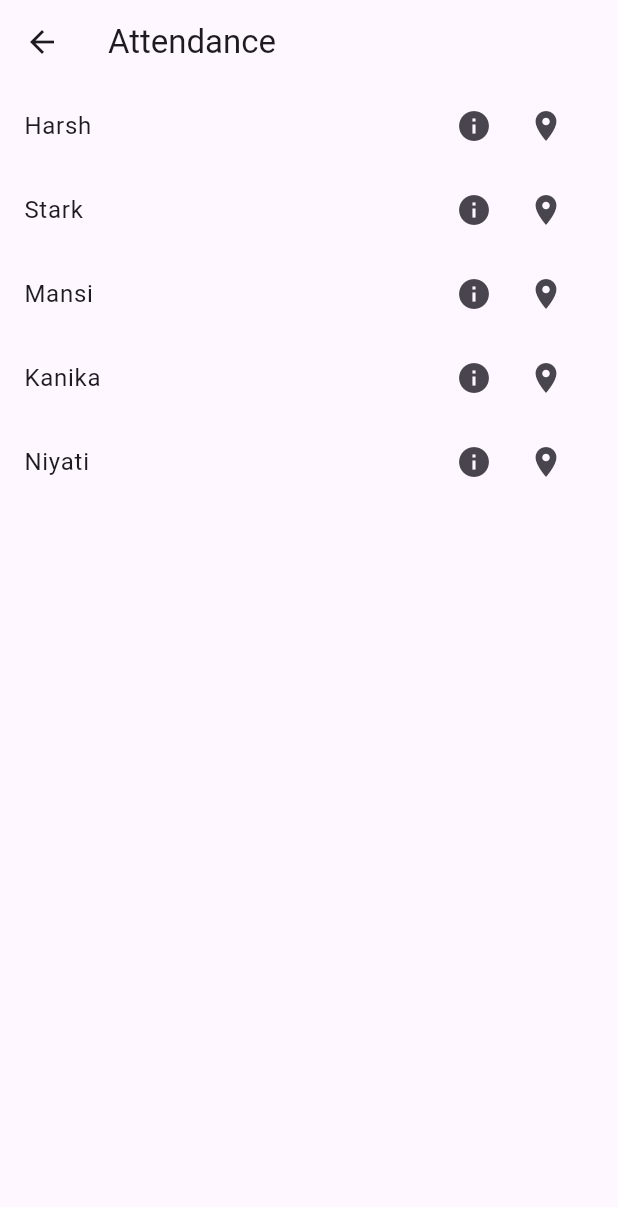
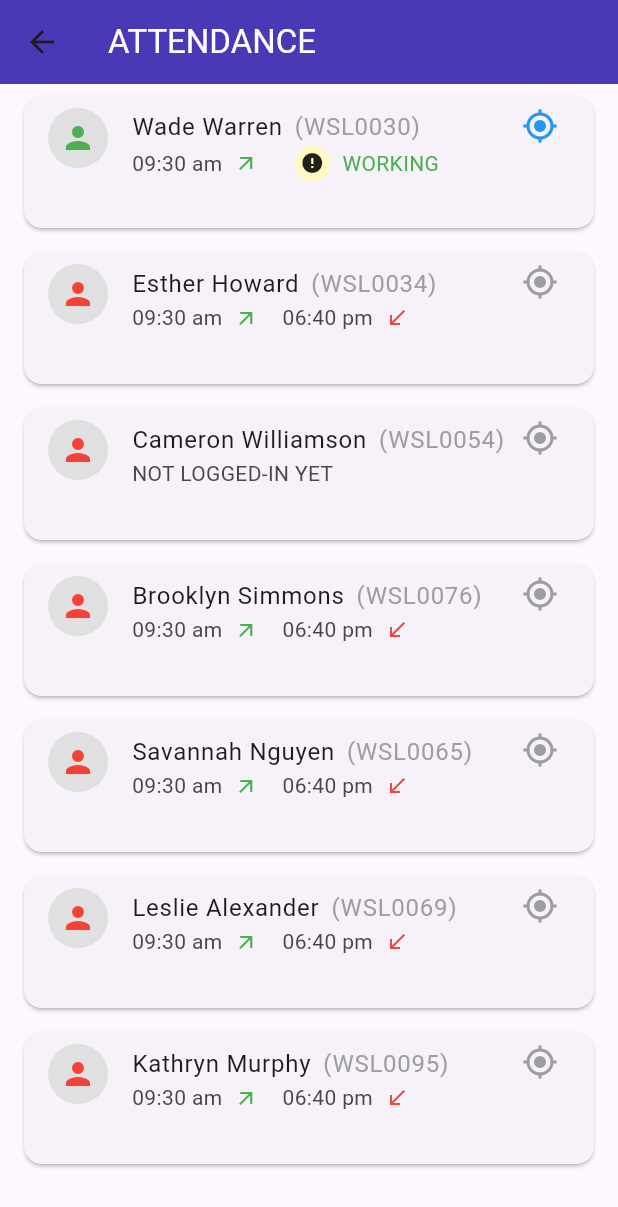
Before and after one commit to Harsh1708V/Vinove-Software-Flutter, a Flutter app: the AttendancePage screen opened by its route, on a phone screen of 412 x 824 dp. Shown: the top 1207 px of the screen. Run offline on Flutter 3.47's test engine with Material 3 defaults, Android fonts, the phone set to English and light mode, and no system bars; our stand-ins replace geolocator, google_maps_flutter.

Commit message:
implement members with gps location

```diff
--- a/lib/home/home_screen.dart
+++ b/lib/home/home_screen.dart
@@ -70,11 +70,10 @@ class HomePage extends StatelessWidget {
     );
   }
 
-
   @override
   Widget build(BuildContext context) {
     return Scaffold(
-      appBar: AppBar(title: const Text('ATTENDANCE')),
+      appBar: AppBar(title: const Text('Home')),
       drawer: _buildDrawer(context),
       body: const Center(child: Text('Home Page Content')),
     );
--- a/lib/main.dart
+++ b/lib/main.dart
@@ -229,7 +229,7 @@ class HomePage extends StatelessWidget {
     return Scaffold(
       appBar: AppBar(
         title: const Text(
-          'ATTENDANCE',
+          'Home',
           style: TextStyle(color: Colors.white),
         ),
         backgroundColor: const Color(0xFF4a39b6), // Change the color of the app bar
--- a/lib/screens/attendance_screen.dart
+++ b/lib/screens/attendance_screen.dart
@@ -1,24 +1,129 @@
 import 'package:flutter/material.dart';
-import 'location_screen.dart';
+import 'location_screen.dart';  // Import the LocationPage
 
 class AttendancePage extends StatelessWidget {
   const AttendancePage({super.key});
 
   final List<Map<String, dynamic>> _members = const [
-    {'name': 'Harsh', 'id': 1},
-    {'name': 'Stark', 'id': 2},
-    {'name': 'Mansi', 'id': 3},
-    {'name': 'Kanika', 'id': 4},
-    {'name': 'Niyati', 'id': 5},
+    {
+      'name': 'Wade Warren',
+      'id': 'WSL0030',
+      'status': 'WORKING',
+      'timeIn': '09:30 am',
+      'timeOut': ''
+    },
+    {
+      'name': 'Esther Howard',
+      'id': 'WSL0034',
+      'status': '',
+      'timeIn': '09:30 am',
+      'timeOut': '06:40 pm'
+    },
+    {
+      'name': 'Cameron Williamson',
+      'id': 'WSL0054',
+      'status': '',
+      'timeIn': 'NOT LOGGED-IN YET',
+      'timeOut': ''
+    },
+    {
+      'name': 'Brooklyn Simmons',
+      'id': 'WSL0076',
+      'status': '',
+      'timeIn': '09:30 am',
+      'timeOut': '06:40 pm'
+    },
+    {
+      'name': 'Savannah Nguyen',
+      'id': 'WSL0065',
+      'status': '',
+      'timeIn': '09:30 am',
+      'timeOut': '06:40 pm'
+    },
+    {
+      'name': 'Leslie Alexander',
+      'id': 'WSL0069',
+      'status': '',
+      'timeIn': '09:30 am',
+      'timeOut': '06:40 pm'
+    },
+    {
+      'name': 'Kathryn Murphy',
+      'id': 'WSL0095',
+      'status': '',
+      'timeIn': '09:30 am',
+      'timeOut': '06:40 pm'
+    },
   ];
 
-  void _showMemberDetails(BuildContext context, String name) {
-    ScaffoldMessenger.of(context).showSnackBar(
-      SnackBar(content: Text('Details for $name')),
-    );
-  }
-
-  void _navigateToLocationPage(BuildContext context, Map<String, dynamic> member) {
+  Widget _buildMemberTile(BuildContext context, Map<String, dynamic> member) {
+    return Card(
+      margin: const EdgeInsets.symmetric(vertical: 8, horizontal: 16),
+      child: ListTile(
+        leading: CircleAvatar(
+          backgroundColor: Colors.grey[300],
+          child: Icon(
+            Icons.person,
+            color: member['status'] == 'WORKING' ? Colors.green : Colors.red,
+          ),
+        ),
+        title: Row(
+          children: [
+            Text(member['name']),
+            const SizedBox(width: 8),
+            Text(
+              '(${member['id']})',
+              style: const TextStyle(color: Colors.grey),
+            ),
+          ],
+        ),
+        subtitle: Column(
+          crossAxisAlignment: CrossAxisAlignment.start,
+          children: [
+            // Show In Time and Out Time for all members
+            Row(
+              children: [
+                Text(member['timeIn']),
+                const SizedBox(width: 8),
+                // Add Upward Arrow next to timeIn
+                if (member['timeIn'] != 'NOT LOGGED-IN YET') ...[
+                  const Icon(Icons.arrow_outward, color: Colors.green, size: 16),
+                ],
+                const SizedBox(width: 16),
+                if (member['timeOut'].isNotEmpty) ...[
+                  Text(member['timeOut']),
+                  const SizedBox(width: 8),
+                  // Add Downward Arrow next to timeOut
+                  const Icon(Icons.call_received, color: Colors.red, size: 16),
+                ],
+                if (member['status'] == 'WORKING') ...[
+                  const SizedBox(width: 8),
+                  Container(
+                    padding: const EdgeInsets.all(4),
+                    decoration: BoxDecoration(
+                      color: Colors.yellow.shade100,
+                      borderRadius: BorderRadius.circular(12),
+                    ),
+                    child: const Icon(
+                      Icons.error,
+                      color: Colors.black87,
+                      size: 16,
+                    ),
+                  ),
+                  const SizedBox(width: 8),
+                  Text(
+                    member['status'],
+                    style: const TextStyle(color: Colors.green),
+                  ),
+                ],
+              ],
+            ),
+          ],
+        ),
+        trailing: GestureDetector(
+          onTap: () {
+            if (member['name'] == 'Wade Warren') {
+              // Navigate to the location screen for Wade Warren
               Navigator.push(
                 context,
                 MaterialPageRoute(
@@ -26,22 +131,13 @@ class AttendancePage extends StatelessWidget {
                 ),
               );
             }
-
-  Widget _buildMemberTile(BuildContext context, Map<String, dynamic> member) {
-    return ListTile(
-      title: Text(member['name']),
-      trailing: Row(
-        mainAxisSize: MainAxisSize.min,
-        children: [
-          IconButton(
-            icon: const Icon(Icons.info),
-            onPressed: () => _showMemberDetails(context, member['name']),
+          },
+          child: Icon(
+            Icons.gps_fixed,
+            color: member['name'] == 'Wade Warren' ? Colors.blue : Colors.grey, // Change color here
           ),
-          IconButton(
-            icon: const Icon(Icons.location_on),
-            onPressed: () => _navigateToLocationPage(context, member),
         ),
-        ],
+        isThreeLine: true,
       ),
     );
   }
@@ -49,7 +145,10 @@ class AttendancePage extends StatelessWidget {
   @override
   Widget build(BuildContext context) {
     return Scaffold(
-      appBar: AppBar(title: const Text('Attendance')),
+      appBar: AppBar(
+        title: const Text('ATTENDANCE', style: TextStyle(color: Colors.white)),
+        backgroundColor: const Color(0xFF4a39b6),
+      ),
       body: ListView.builder(
         itemCount: _members.length,
         itemBuilder: (context, index) {
--- a/pubspec.yaml
+++ b/pubspec.yaml
@@ -31,7 +31,7 @@ dependencies:
   flutter:
     sdk: flutter
   google_maps_flutter: ^2.3.0
-  intl: ^0.18.1
+  intl: ^0.18.0
   provider: ^6.0.5
   geolocator: ^13.0.2
   geolocator_windows : ^0.2.3
```
Lines whose indentation alone changed are shown as unchanged.
